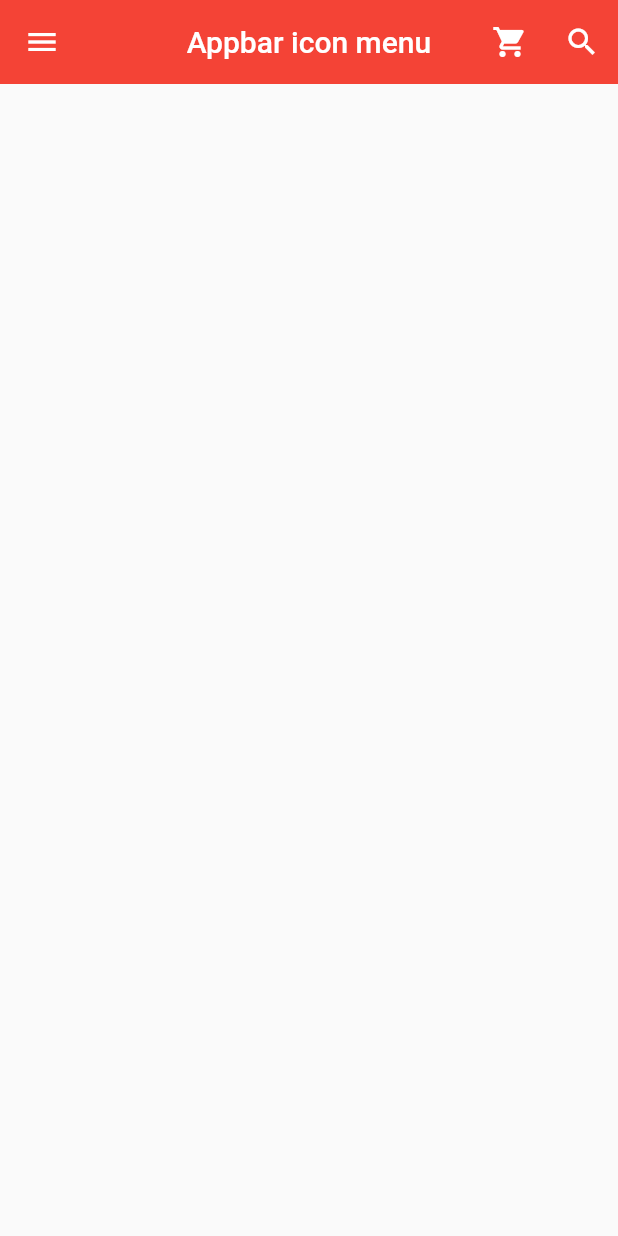
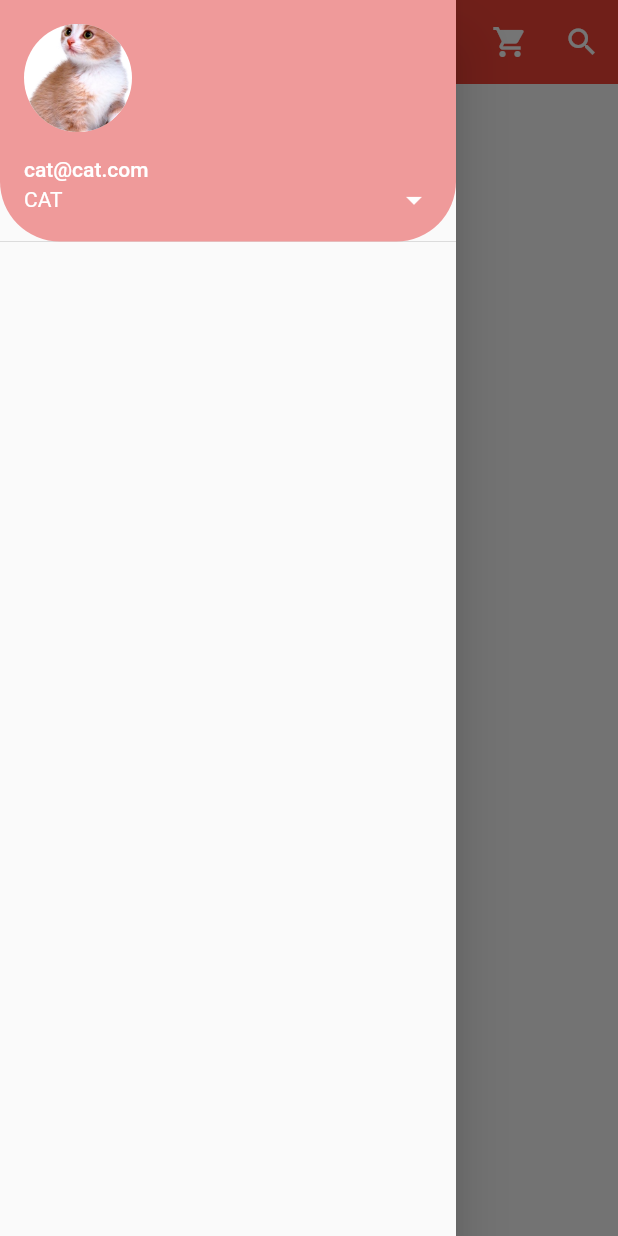
Before and after one commit to Bepo0328/StudyToFlutter, a Flutter app: the screen it shows after launch, with the side drawer open (before the commit the screen has no drawer), on a phone screen of 412 x 824 dp. Run offline on Flutter 3.47's test engine with Material 2 defaults, Android fonts, the phone set to English and light mode, and no system bars.

Commit message:
StudyToFlutter: Flutter - Drawer 메뉴 1

```diff
--- a/flutter_application_1/lib/main.dart
+++ b/flutter_application_1/lib/main.dart
@@ -26,12 +26,6 @@ class MyHomePage extends StatelessWidget {
         title: Text("Appbar icon menu"),
         centerTitle: true,
         elevation: 0.0,
-        leading: IconButton(
-          icon: Icon(Icons.menu),
-          onPressed: () {
-            print("menu button is clicked");
-          },
-        ),
         actions: [
           IconButton(
             icon: Icon(Icons.shopping_cart),
@@ -47,6 +41,29 @@ class MyHomePage extends StatelessWidget {
           ),
         ],
       ),
+      drawer: Drawer(
+        child: ListView(
+          padding: EdgeInsets.zero,
+          children: [
+            UserAccountsDrawerHeader(
+              currentAccountPicture: CircleAvatar(
+                backgroundImage: AssetImage("assets/cat1.png"),
+                backgroundColor: Colors.white,
+              ),
+              accountEmail: Text("CAT"),
+              accountName: Text("cat@cat.com"),
+              onDetailsPressed: () {
+                print("arrow is clicked");
+              },
+              decoration: BoxDecoration(
+                  color: Colors.red[200],
+                  borderRadius: BorderRadius.only(
+                      bottomLeft: Radius.circular(40.0),
+                      bottomRight: Radius.circular(40.0))),
+            )
+          ],
+        ),
+      ),
     );
   }
 }
--- a/flutter_application_1/pubspec.yaml
+++ b/flutter_application_1/pubspec.yaml
@@ -58,9 +58,9 @@ flutter:
   uses-material-design: true
 
   # To add assets to your application, add an assets section, like this:
-  # assets:
-  #   - assets/cat1.png
-  #   - assets/cat2.gif
+  assets:
+    - assets/cat1.png
+    - assets/cat3.png
 
   # An image asset can refer to one or more resolution-specific "variants", see
   # https://flutter.dev/assets-and-images/#resolution-aware.
```
Also changed, not shown: flutter_application_1/assets/cat1.png (added), flutter_application_1/assets/cat2.gif (added), flutter_application_1/assets/cat3.png (added).
